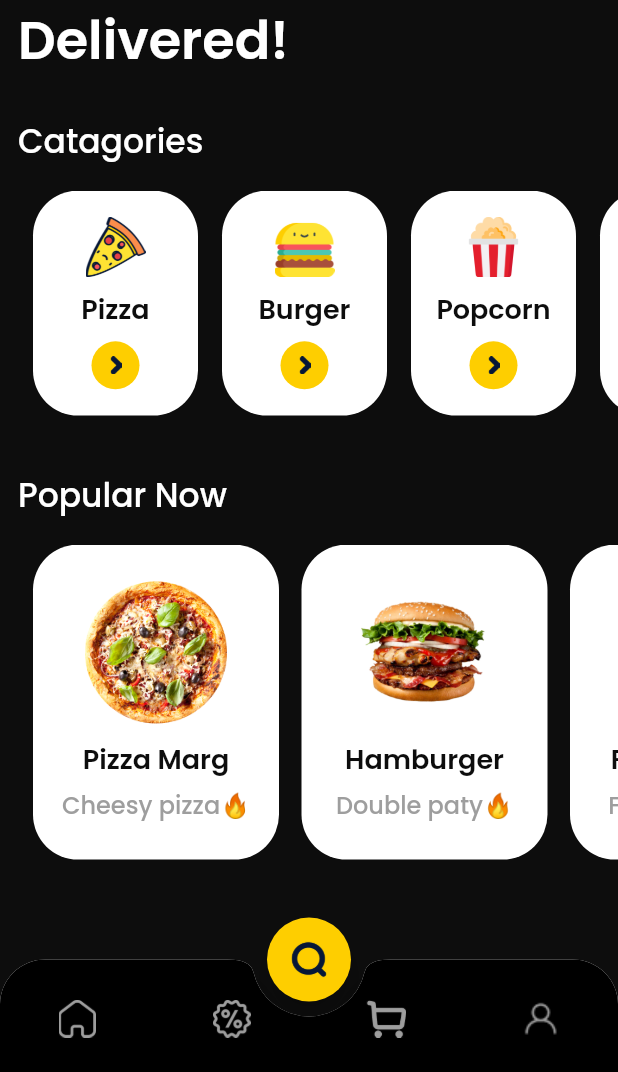
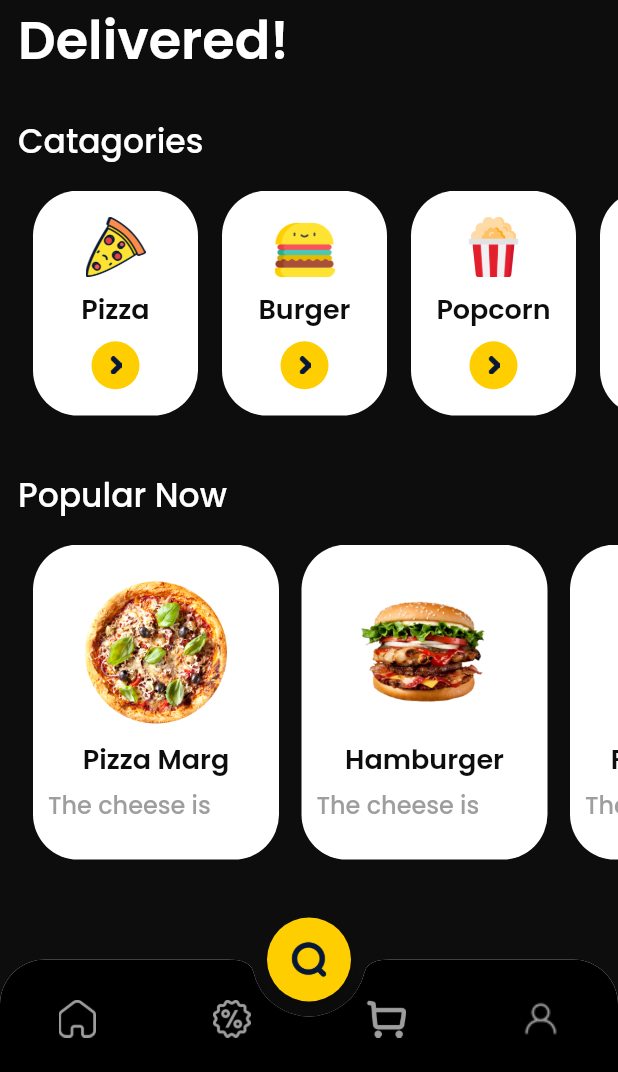
Before and after one commit to fahadhafizdev/food_app, a Flutter app: the screen it shows after launch, after a tap on "Sign up", after a tap on "Sign in", after a tap on "Login", on a phone screen of 412 x 824 dp, the part 164-1236 px from its top. Run offline on Flutter 3.47's test engine with Material 2 defaults, Android fonts, the phone set to English and light mode, and no system bars; our stand-ins replace flutter_bloc, google_fonts, lottie.

```diff
--- a/lib/cubit/count_food_cubit.dart
+++ b/lib/cubit/count_food_cubit.dart
@@ -1,5 +1,3 @@
-import 'dart:developer';
-
 import 'package:flutter_bloc/flutter_bloc.dart';
 
 class CountFoodCubit extends Cubit<int> {
--- /dev/null
+++ b/lib/cubit/list_item_cubit.dart
@@ -0,0 +1,60 @@
+import 'package:flutter_bloc/flutter_bloc.dart';
+import 'package:food_app/models/food_model.dart';
+
+class ListItemCubit extends Cubit<List<FoodModel>> {
+  ListItemCubit() : super([]);
+
+  void setList() {
+    List<FoodModel> listFood = [
+      FoodModel(
+        id: 1,
+        cal: 145,
+        desc:
+            'The cheese is melted and just about completely forms a liquid with the tomato sauce at the time of serving. The taste is of bread, cheese and a tomato sauce made with ripes tomatoes. The main ingredients for the Pizza are basil, mozzarella cheese and red tomatoes.',
+        image: 'assets/images/pizza1.png',
+        include: 'Cheesy pizza',
+        name: 'Pizza Marg',
+        rating: 5.0,
+        statusLove: 0,
+        time: 30,
+      ),
+      FoodModel(
+        id: 2,
+        cal: 145,
+        desc:
+            'The cheese is melted and just about completely forms a liquid with the tomato sauce at the time of serving. The taste is of bread, cheese and a tomato sauce made with ripes tomatoes. The main ingredients for the Pizza are basil, mozzarella cheese and red tomatoes.',
+        image: 'assets/images/burger1.png',
+        include: 'Double paty',
+        name: 'Hamburger',
+        rating: 4.0,
+        statusLove: 0,
+        time: 20,
+      ),
+      FoodModel(
+        id: 3,
+        cal: 125,
+        desc:
+            'The cheese is melted and just about completely forms a liquid with the tomato sauce at the time of serving. The taste is of bread, cheese and a tomato sauce made with ripes tomatoes. The main ingredients for the Pizza are basil, mozzarella cheese and red tomatoes.',
+        image: 'assets/images/kentang1.png',
+        include: 'French Fries',
+        name: 'French Fries',
+        rating: 3.0,
+        statusLove: 0,
+        time: 10,
+      ),
+      FoodModel(
+        id: 4,
+        cal: 105,
+        desc:
+            'The cheese is melted and just about completely forms a liquid with the tomato sauce at the time of serving. The taste is of bread, cheese and a tomato sauce made with ripes tomatoes. The main ingredients for the Pizza are basil, mozzarella cheese and red tomatoes.',
+        image: 'assets/images/burger2.png',
+        include: 'Burger cheese',
+        name: 'Hamburger',
+        rating: 4.5,
+        statusLove: 0,
+        time: 15,
+      ),
+    ];
+    emit(listFood);
+  }
+}
--- a/lib/main.dart
+++ b/lib/main.dart
@@ -1,6 +1,8 @@
 import 'package:flutter/material.dart';
 import 'package:food_app/cubit/categories_cubit.dart';
 import 'package:food_app/cubit/count_food_cubit.dart';
+import 'package:food_app/cubit/list_item_cubit.dart';
+import 'package:food_app/cubit/love_cubit.dart';
 import 'package:food_app/cubit/size_food_cubit.dart';
 import 'package:food_app/ui/page/home/home_page.dart';
 import 'package:food_app/ui/page/home/main_page.dart';
@@ -28,6 +30,12 @@ class MyApp extends StatelessWidget {
         ),
         BlocProvider(
           create: (context) => CountFoodCubit(),
+        ),
+        BlocProvider(
+          create: (context) => LoveCubit(),
+        ),
+        BlocProvider(
+          create: (context) => ListItemCubit(),
         )
       ],
       child: MaterialApp(
--- /dev/null
+++ b/lib/models/food_model.dart
@@ -0,0 +1,23 @@
+class FoodModel {
+  int id;
+  String name;
+  String image;
+  String include;
+  String desc;
+  double rating;
+  int cal;
+  int time;
+  int statusLove;
+
+  FoodModel({
+    required this.id,
+    required this.cal,
+    required this.desc,
+    required this.image,
+    required this.include,
+    required this.name,
+    required this.rating,
+    required this.statusLove,
+    required this.time,
+  });
+}
--- a/lib/ui/page/home/home_page.dart
+++ b/lib/ui/page/home/home_page.dart
@@ -1,4 +1,7 @@
 import 'package:flutter/material.dart';
+import 'package:flutter_bloc/flutter_bloc.dart';
+import 'package:food_app/cubit/list_item_cubit.dart';
+import 'package:food_app/models/food_model.dart';
 import 'package:food_app/shared/theme.dart';
 import 'package:food_app/ui/widget/card_categories_widget.dart';
 import 'package:food_app/ui/widget/card_food_widget.dart';
@@ -163,33 +166,19 @@ class HomePage extends StatelessWidget {
                     ),
                   ),
                 ),
-                SingleChildScrollView(
-                  scrollDirection: Axis.horizontal,
-                  child: Row(
-                    children: const [
-                      SizedBox(width: 22),
-                      CardFoodWidget(
-                        name: 'Pizza Marg',
-                        image: 'assets/images/pizza1.png',
-                        desc: 'Cheesy pizza',
+                BlocBuilder<ListItemCubit, List<FoodModel>>(
+                  builder: (context, state) {
+                    return SingleChildScrollView(
+                      scrollDirection: Axis.horizontal,
+                      child: Row(
+                        children: [
+                          const SizedBox(width: 22),
+                          ...state
+                              .map((data) => CardFoodWidget(foodModel: data)),
+                        ],
                       ),
-                      CardFoodWidget(
-                        name: 'Hamburger',
-                        image: 'assets/images/burger1.png',
-                        desc: 'Double paty',
-                      ),
-                      CardFoodWidget(
-                        name: 'French Fries',
-                        image: 'assets/images/kentang1.png',
-                        desc: 'French fries',
-                      ),
-                      CardFoodWidget(
-                        name: 'Hamburger',
-                        image: 'assets/images/burger2.png',
-                        desc: 'Burger cheese',
-                      ),
-                    ],
-                  ),
+                    );
+                  },
                 ),
               ],
             )
@@ -210,29 +199,15 @@ class HomePage extends StatelessWidget {
                     ),
                   ),
                 ),
-                Column(
-                  children: const [
-                    CardFoodWebWidget(
-                      name: 'Pizza Marg',
-                      image: 'assets/images/pizza1.png',
-                      desc: 'Cheesy pizza',
-                    ),
-                    CardFoodWebWidget(
-                      name: 'Hamburger',
-                      image: 'assets/images/burger1.png',
-                      desc: 'Double paty',
-                    ),
-                    CardFoodWebWidget(
-                      name: 'French Fries',
-                      image: 'assets/images/kentang1.png',
-                      desc: 'French fries',
-                    ),
-                    CardFoodWebWidget(
-                      name: 'Hamburger',
-                      image: 'assets/images/burger2.png',
-                      desc: 'Burger cheese',
-                    ),
-                  ],
+                BlocBuilder<ListItemCubit, List<FoodModel>>(
+                  builder: (context, state) {
+                    return Column(
+                      children: [
+                        ...state
+                            .map((data) => CardFoodWebWidget(foodModel: data)),
+                      ],
+                    );
+                  },
                 ),
               ],
             );
--- a/lib/ui/page/splashscreen_page.dart
+++ b/lib/ui/page/splashscreen_page.dart
@@ -1,6 +1,8 @@
 import 'dart:async';
 
 import 'package:flutter/material.dart';
+import 'package:flutter_bloc/flutter_bloc.dart';
+import 'package:food_app/cubit/list_item_cubit.dart';
 import 'package:food_app/shared/theme.dart';
 
 class SplashScreenPage extends StatefulWidget {
@@ -14,6 +16,7 @@ class _SplashScreenPageState extends State<SplashScreenPage> {
   @override
   void initState() {
     Timer(const Duration(seconds: 2), () {
+      context.read<ListItemCubit>().setList();
       Navigator.pushNamedAndRemoveUntil(
           context, '/login-page', (route) => false);
     });
@@ -24,6 +27,7 @@ class _SplashScreenPageState extends State<SplashScreenPage> {
   Widget build(BuildContext context) {
     tinggi = MediaQuery.of(context).size.height;
     lebar = MediaQuery.of(context).size.width;
+
     return Scaffold(
       backgroundColor: cBlack,
       body: Center(
--- a/lib/ui/widget/card_food_widget.dart
+++ b/lib/ui/widget/card_food_widget.dart
@@ -1,20 +1,18 @@
 import 'package:flutter/material.dart';
 import 'package:flutter_bloc/flutter_bloc.dart';
 import 'package:food_app/cubit/count_food_cubit.dart';
+import 'package:food_app/cubit/love_cubit.dart';
 import 'package:food_app/cubit/size_food_cubit.dart';
+import 'package:food_app/models/food_model.dart';
 import 'package:food_app/shared/theme.dart';
 import 'package:food_app/ui/page/detail_page.dart';
 
 class CardFoodWidget extends StatelessWidget {
-  final String image;
-  final String name;
-  final String desc;
+  final FoodModel foodModel;
 
   const CardFoodWidget({
     Key? key,
-    required this.image,
-    required this.name,
-    required this.desc,
+    required this.foodModel,
   }) : super(key: key);
 
   @override
@@ -25,13 +23,14 @@ class CardFoodWidget extends StatelessWidget {
           context,
           MaterialPageRoute(
             builder: (context) => DetailPage(
-              image: image,
-              name: name,
+              image: foodModel.image,
+              name: foodModel.name,
             ),
           ),
         ).then((value) {
           context.read<SizeFoodCubit>().chageSize('');
           context.read<CountFoodCubit>().refreshCount();
+          context.read<LoveCubit>().regreshLove();
         });
       },
       child: Container(
@@ -47,13 +46,13 @@ class CardFoodWidget extends StatelessWidget {
           mainAxisAlignment: MainAxisAlignment.center,
           children: [
             Image.asset(
-              image,
+              foodModel.image,
               height: 95,
               width: 95,
             ),
             const SizedBox(height: 10),
             Text(
-              name,
+              foodModel.name,
               style: tBlack.copyWith(
                 fontWeight: semiBold,
                 fontSize: 18,
@@ -63,7 +62,7 @@ class CardFoodWidget extends StatelessWidget {
             ),
             const SizedBox(height: 5),
             Text(
-              '$desc🔥',
+              '${foodModel.desc}🔥',
               style: tGrey.copyWith(
                 fontWeight: medium,
                 fontSize: 16,
```
Also changed, not shown: lib/cubit/love_cubit.dart (added, +25 -0 lines), lib/ui/page/detail_page.dart (+16 -2 lines), lib/ui/widget/web_widget/card_food_webw.dart (+10 -11 lines), assets/icons/icon_love_active.png (added).
